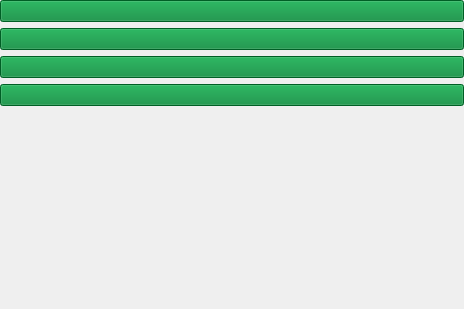
brandonzorn/Nlight, file forms/sideMenu.ui: the form before one commit.
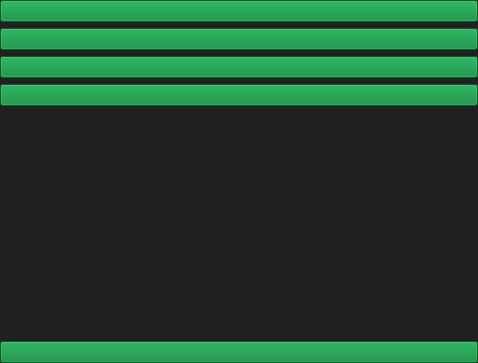
The form after the commit. Icons and pictures are not drawn.

```diff
--- a/forms/sideMenu.ui
+++ b/forms/sideMenu.ui
@@ -6,8 +6,8 @@
    <rect>
     <x>0</x>
     <y>0</y>
-    <width>464</width>
-    <height>309</height>
+    <width>478</width>
+    <height>363</height>
    </rect>
   </property>
   <property name="sizePolicy">
@@ -19,6 +19,10 @@
   <property name="windowTitle">
    <string>Form</string>
   </property>
+  <property name="styleSheet">
+   <string notr="true">color: rgb(255, 255, 255);
+background-color: rgb(32, 32, 32);</string>
+  </property>
   <layout class="QVBoxLayout" name="verticalLayout">
    <property name="leftMargin">
     <number>0</number>
@@ -34,6 +38,12 @@
    </property>
    <item>
     <widget class="QPushButton" name="btn_mylist">
+     <property name="sizePolicy">
+      <sizepolicy hsizetype="Minimum" vsizetype="Minimum">
+       <horstretch>0</horstretch>
+       <verstretch>0</verstretch>
+      </sizepolicy>
+     </property>
      <property name="styleSheet">
       <string notr="true">background-color: rgb(0, 133, 52);
 color: rgb(255, 255, 255);</string>
@@ -46,10 +56,22 @@
        <normalon>images/library.png</normalon>
       </iconset>
      </property>
+     <property name="iconSize">
+      <size>
+       <width>40</width>
+       <height>40</height>
+      </size>
+     </property>
     </widget>
    </item>
    <item>
     <widget class="QPushButton" name="btn_main">
+     <property name="sizePolicy">
+      <sizepolicy hsizetype="Minimum" vsizetype="Minimum">
+       <horstretch>0</horstretch>
+       <verstretch>0</verstretch>
+      </sizepolicy>
+     </property>
      <property name="styleSheet">
       <string notr="true">background-color: rgb(0, 133, 52);
 color: rgb(255, 255, 255);</string>
@@ -62,10 +84,22 @@
        <normalon>images/main.png</normalon>
       </iconset>
      </property>
+     <property name="iconSize">
+      <size>
+       <width>40</width>
+       <height>40</height>
+      </size>
+     </property>
     </widget>
    </item>
    <item>
     <widget class="QPushButton" name="btn_shikimori">
+     <property name="sizePolicy">
+      <sizepolicy hsizetype="Minimum" vsizetype="Minimum">
+       <horstretch>0</horstretch>
+       <verstretch>0</verstretch>
+      </sizepolicy>
+     </property>
      <property name="styleSheet">
       <string notr="true">background-color: rgb(0, 133, 52);
 color: rgb(255, 255, 255);</string>
@@ -78,10 +112,22 @@
        <normalon>images/shikimori.png</normalon>
       </iconset>
      </property>
+     <property name="iconSize">
+      <size>
+       <width>40</width>
+       <height>40</height>
+      </size>
+     </property>
     </widget>
    </item>
    <item>
     <widget class="QPushButton" name="btn_history">
+     <property name="sizePolicy">
+      <sizepolicy hsizetype="Minimum" vsizetype="Minimum">
+       <horstretch>0</horstretch>
+       <verstretch>0</verstretch>
+      </sizepolicy>
+     </property>
      <property name="styleSheet">
       <string notr="true">background-color: rgb(0, 133, 52);
 color: rgb(255, 255, 255);</string>
@@ -94,6 +140,18 @@
        <normalon>images/history.png</normalon>
       </iconset>
      </property>
+     <property name="iconSize">
+      <size>
+       <width>40</width>
+       <height>40</height>
+      </size>
+     </property>
+     <property name="autoExclusive">
+      <bool>false</bool>
+     </property>
+     <property name="autoDefault">
+      <bool>false</bool>
+     </property>
     </widget>
    </item>
    <item>
@@ -101,14 +159,40 @@
      <property name="orientation">
       <enum>Qt::Vertical</enum>
      </property>
+     <property name="sizeType">
+      <enum>QSizePolicy::Expanding</enum>
+     </property>
      <property name="sizeHint" stdset="0">
       <size>
-       <width>20</width>
-       <height>328</height>
+       <width>18</width>
+       <height>168</height>
       </size>
      </property>
     </spacer>
    </item>
+   <item>
+    <widget class="QPushButton" name="btn_options">
+     <property name="sizePolicy">
+      <sizepolicy hsizetype="Minimum" vsizetype="Minimum">
+       <horstretch>0</horstretch>
+       <verstretch>0</verstretch>
+      </sizepolicy>
+     </property>
+     <property name="styleSheet">
+      <string notr="true">background-color: rgb(0, 133, 52);
+color: rgb(255, 255, 255);</string>
+     </property>
+     <property name="text">
+      <string/>
+     </property>
+     <property name="iconSize">
+      <size>
+       <width>40</width>
+       <height>40</height>
+      </size>
+     </property>
+    </widget>
+   </item>
   </layout>
  </widget>
  <resources/>
```
